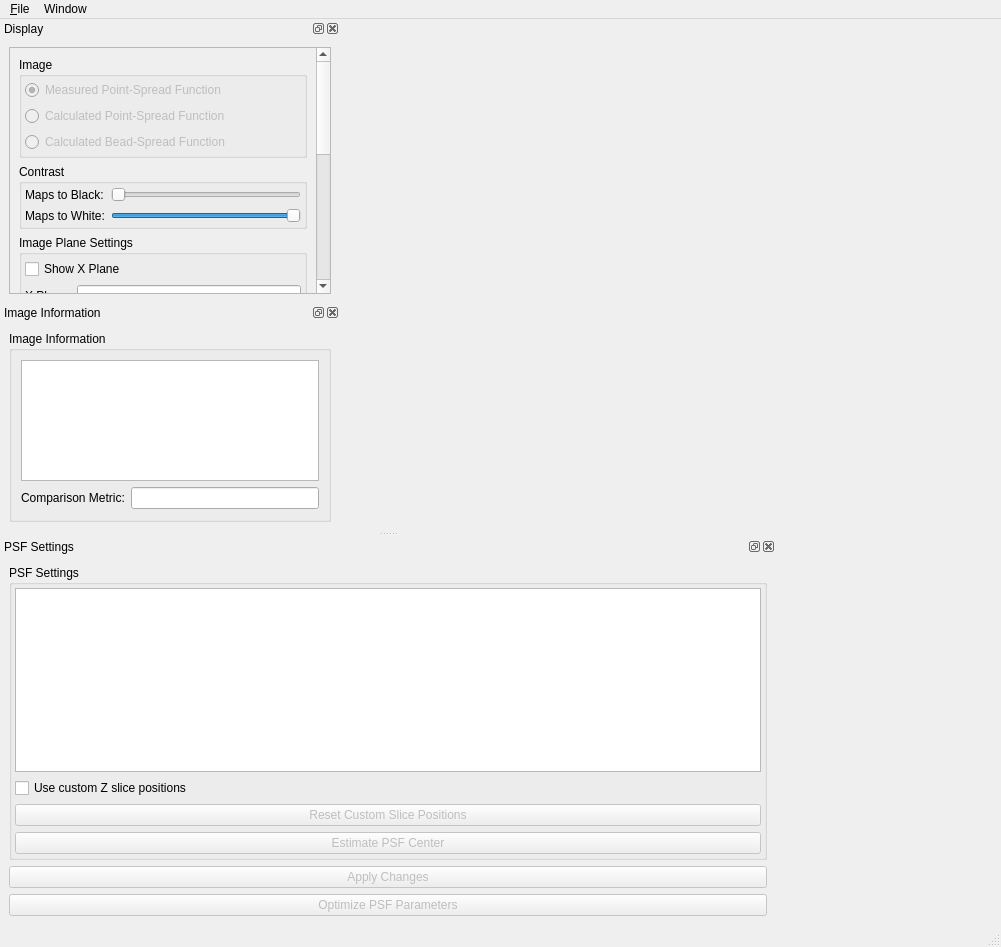
First picture: the form in apps/VisualPSFOptimizer/VisualPSFOptimizer.ui, repository CISMM/PSFEstimator, before the edit.
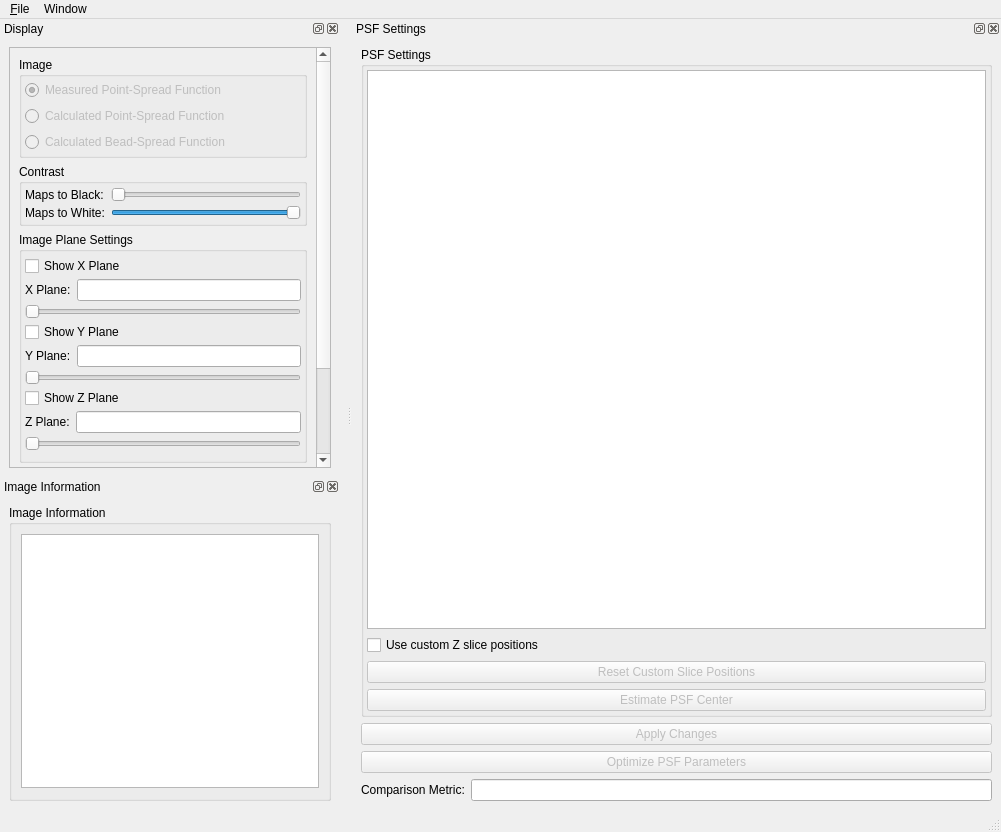
Second picture: the form after the edit. Custom widgets are drawn as their Qt base class.

Commit message:
2010-05-10  Cory Quammen <cquammen@cs.unc.edu>
   * VisualPSFOptimizer.cxx: Moved comparison metric display to under the Apply
   button from the image information window. Shrunk some widget spacings to show
   more controls in a smaller space.

Diff of the .ui file:
```diff
--- a/apps/VisualPSFOptimizer/VisualPSFOptimizer.ui
+++ b/apps/VisualPSFOptimizer/VisualPSFOptimizer.ui
@@ -7,7 +7,7 @@
     <x>0</x>
     <y>0</y>
     <width>1001</width>
-    <height>947</height>
+    <height>832</height>
    </rect>
   </property>
   <property name="sizePolicy">
@@ -148,9 +148,9 @@
         <property name="geometry">
          <rect>
           <x>0</x>
-          <y>0</y>
+          <y>-92</y>
           <width>297</width>
-          <height>624</height>
+          <height>523</height>
          </rect>
         </property>
         <layout class="QVBoxLayout" name="verticalLayout_9">
@@ -214,6 +214,9 @@
             <property name="fieldGrowthPolicy">
              <enum>QFormLayout::ExpandingFieldsGrow</enum>
             </property>
+            <property name="verticalSpacing">
+             <number>3</number>
+            </property>
             <property name="margin">
              <number>3</number>
             </property>
@@ -287,6 +290,9 @@
                </sizepolicy>
               </property>
               <layout class="QVBoxLayout" name="verticalLayout_13">
+               <property name="spacing">
+                <number>3</number>
+               </property>
                <property name="leftMargin">
                 <number>0</number>
                </property>
@@ -331,7 +337,7 @@
                   <enum>Qt::Horizontal</enum>
                  </property>
                  <property name="tickPosition">
-                  <enum>QSlider::TicksAbove</enum>
+                  <enum>QSlider::NoTicks</enum>
                  </property>
                  <property name="tickInterval">
                   <number>10</number>
@@ -370,7 +376,7 @@
                   <enum>Qt::Horizontal</enum>
                  </property>
                  <property name="tickPosition">
-                  <enum>QSlider::TicksAbove</enum>
+                  <enum>QSlider::NoTicks</enum>
                  </property>
                  <property name="tickInterval">
                   <number>10</number>
@@ -409,7 +415,7 @@
                   <enum>Qt::Horizontal</enum>
                  </property>
                  <property name="tickPosition">
-                  <enum>QSlider::TicksAbove</enum>
+                  <enum>QSlider::NoTicks</enum>
                  </property>
                  <property name="tickInterval">
                   <number>10</number>
@@ -613,10 +619,16 @@
         </property>
         <item>
          <widget class="QTableView" name="imageDataView">
+          <property name="sizePolicy">
+           <sizepolicy hsizetype="Preferred" vsizetype="Preferred">
+            <horstretch>0</horstretch>
+            <verstretch>0</verstretch>
+           </sizepolicy>
+          </property>
           <property name="minimumSize">
            <size>
             <width>0</width>
-            <height>120</height>
+            <height>0</height>
            </size>
           </property>
           <property name="maximumSize">
@@ -660,29 +672,6 @@
           </attribute>
          </widget>
         </item>
-        <item>
-         <widget class="QWidget" name="widget" native="true">
-          <layout class="QHBoxLayout" name="horizontalLayout_5">
-           <property name="margin">
-            <number>0</number>
-           </property>
-           <item>
-            <widget class="QLabel" name="label">
-             <property name="text">
-              <string>Comparison Metric:</string>
-             </property>
-            </widget>
-           </item>
-           <item>
-            <widget class="QLineEdit" name="comparisonMetricLineEdit">
-             <property name="readOnly">
-              <bool>true</bool>
-             </property>
-            </widget>
-           </item>
-          </layout>
-         </widget>
-        </item>
        </layout>
       </widget>
      </item>
@@ -693,7 +682,7 @@
    <property name="minimumSize">
     <size>
      <width>340</width>
-     <height>388</height>
+     <height>390</height>
     </size>
    </property>
    <property name="allowedAreas">
@@ -703,7 +692,7 @@
     <string>PSF Settings</string>
    </property>
    <attribute name="dockWidgetArea">
-    <number>1</number>
+    <number>2</number>
    </attribute>
    <widget class="QWidget" name="dockWidgetContents">
     <layout class="QVBoxLayout" name="verticalLayout">
@@ -803,6 +792,29 @@
        </property>
       </widget>
      </item>
+     <item>
+      <widget class="QWidget" name="comparisonMetric" native="true">
+       <layout class="QHBoxLayout" name="horizontalLayout_5">
+        <property name="margin">
+         <number>0</number>
+        </property>
+        <item>
+         <widget class="QLabel" name="comparisonMetricLabel">
+          <property name="text">
+           <string>Comparison Metric:</string>
+          </property>
+         </widget>
+        </item>
+        <item>
+         <widget class="QLineEdit" name="comparisonMetricLineEdit">
+          <property name="readOnly">
+           <bool>true</bool>
+          </property>
+         </widget>
+        </item>
+       </layout>
+      </widget>
+     </item>
     </layout>
    </widget>
   </widget>
```
The commit also changes 1 other file.
